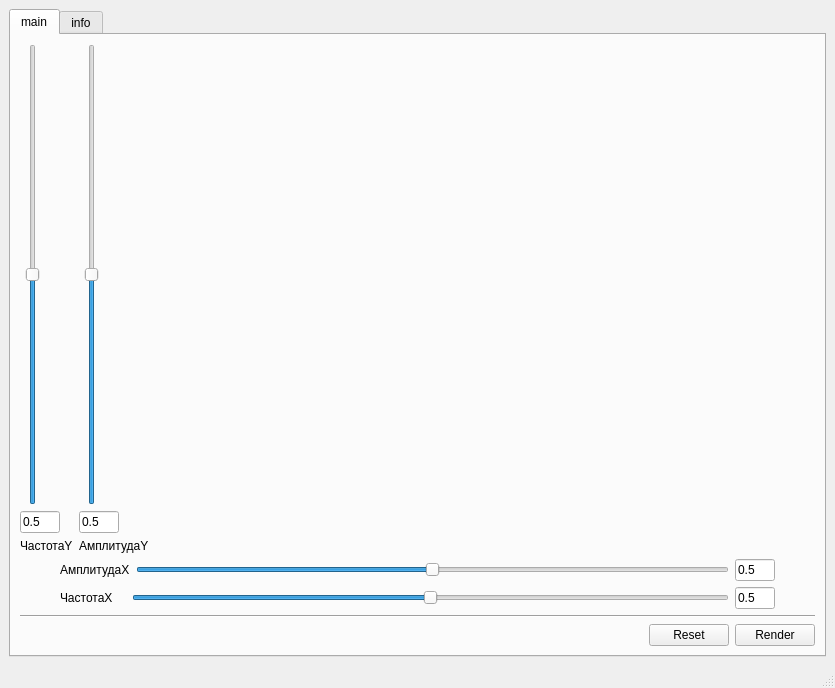
Qt form untitled.ui (IvanZasukhin/Lissajous-Curves-Generator) before a commit.
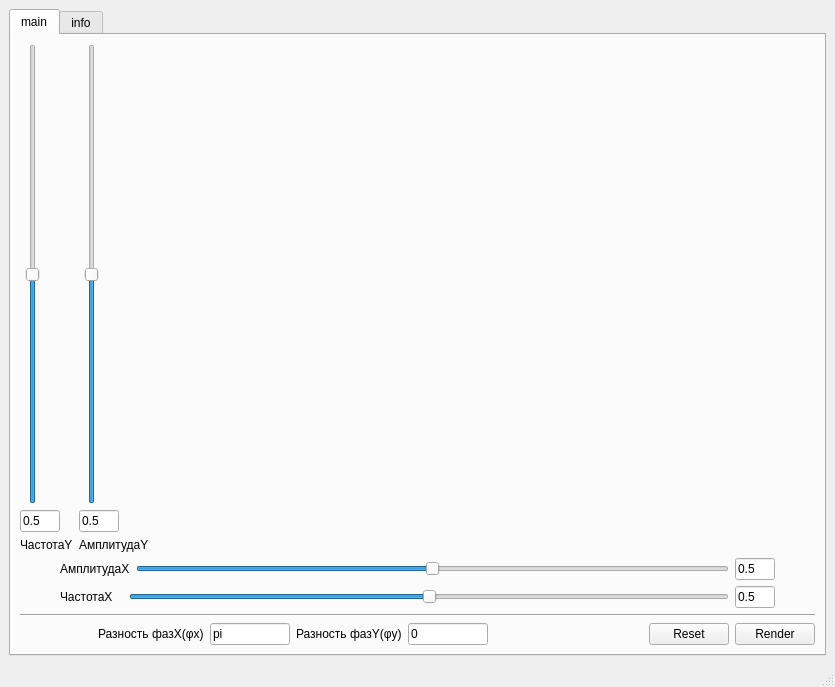
The same form after that commit.

Diff of the .ui file:
```diff
--- a/untitled.ui
+++ b/untitled.ui
@@ -7,7 +7,7 @@
     <x>0</x>
     <y>0</y>
     <width>835</width>
-    <height>688</height>
+    <height>687</height>
    </rect>
   </property>
   <property name="windowTitle">
@@ -353,7 +353,7 @@
                </sizepolicy>
               </property>
               <property name="text">
-               <string>ЧастотаX    </string>
+               <string>ЧастотаX   </string>
               </property>
              </widget>
             </item>
@@ -452,12 +452,70 @@
             </property>
             <property name="sizeHint" stdset="0">
              <size>
-              <width>80</width>
+              <width>40</width>
               <height>20</height>
              </size>
             </property>
            </spacer>
           </item>
+          <item>
+           <widget class="QLabel" name="label_phaseX">
+            <property name="text">
+             <string>Разность фазX(φx)</string>
+            </property>
+           </widget>
+          </item>
+          <item>
+           <widget class="QLineEdit" name="phaseX_lineEdit">
+            <property name="minimumSize">
+             <size>
+              <width>40</width>
+              <height>0</height>
+             </size>
+            </property>
+            <property name="maximumSize">
+             <size>
+              <width>80</width>
+              <height>16777215</height>
+             </size>
+            </property>
+            <property name="text">
+             <string>pi</string>
+            </property>
+           </widget>
+          </item>
+          <item>
+           <widget class="QLabel" name="label_phaseY">
+            <property name="text">
+             <string>Разность фазY(φy)</string>
+            </property>
+           </widget>
+          </item>
+          <item>
+           <widget class="QLineEdit" name="phaseY_lineEdit">
+            <property name="sizePolicy">
+             <sizepolicy hsizetype="Expanding" vsizetype="Fixed">
+              <horstretch>0</horstretch>
+              <verstretch>0</verstretch>
+             </sizepolicy>
+            </property>
+            <property name="minimumSize">
+             <size>
+              <width>40</width>
+              <height>0</height>
+             </size>
+            </property>
+            <property name="maximumSize">
+             <size>
+              <width>80</width>
+              <height>16777215</height>
+             </size>
+            </property>
+            <property name="text">
+             <string>0</string>
+            </property>
+           </widget>
+          </item>
           <item>
            <spacer name="horizontalSpacer">
             <property name="orientation">
@@ -468,7 +526,7 @@
             </property>
             <property name="sizeHint" stdset="0">
              <size>
-              <width>320</width>
+              <width>155</width>
               <height>20</height>
              </size>
             </property>
```
Left out of the diff: 2 changed lines with no effect on the pictures.
